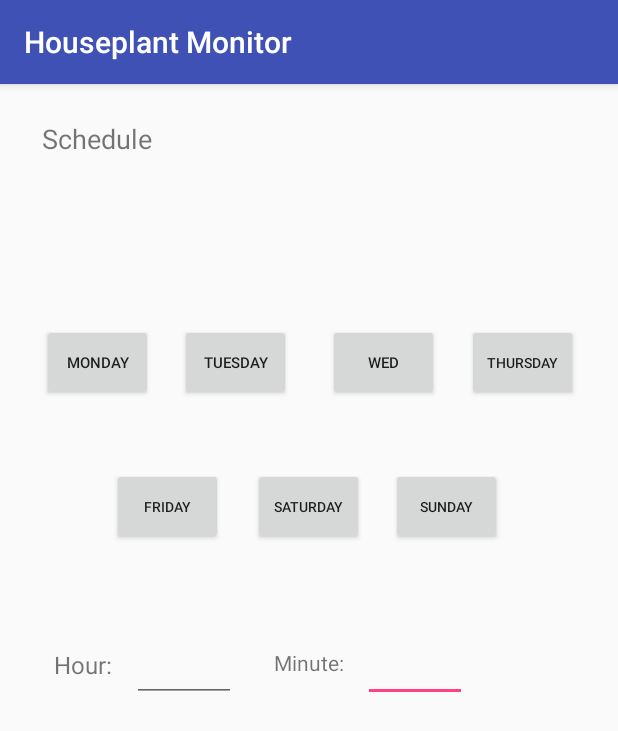
After one commit to jpera010/Houseplant-Monitor-System, an Android app: the settingsActivity screen opened directly, with no data from a screen before it, on a phone screen of 412 x 824 dp. The commit adds this screen. Shown: the top 731 px of the screen. Run offline under Robolectric (Android 15) with nearby library versions, the phone set to English and light mode, and no system bars; our stand-ins replace Firebase (no records; nobody signed in at launch, a user with empty details on screens opened directly).

Commit message:
added scheduling + support for scheduling on arduino

```diff
--- a/app/src/main/AndroidManifest.xml
+++ b/app/src/main/AndroidManifest.xml
@@ -9,7 +9,8 @@
         android:roundIcon="@mipmap/ic_launcher_round"
         android:supportsRtl="true"
         android:theme="@style/AppTheme">
-        <activity android:name=".PlantDataActivity"></activity>
+        <activity android:name=".settingsActivity"></activity>
+        <activity android:name=".PlantDataActivity" />
         <activity android:name=".MainActivity">
             <intent-filter>
                 <action android:name="android.intent.action.MAIN" />
--- a/app/src/main/java/com/jaynew/houseplantmonitor/PlantDataActivity.java
+++ b/app/src/main/java/com/jaynew/houseplantmonitor/PlantDataActivity.java
@@ -1,6 +1,8 @@
 package com.jaynew.houseplantmonitor;
 
+import android.app.Activity;
 import android.content.Context;
+import android.content.Intent;
 import android.graphics.Bitmap;
 import android.graphics.BitmapFactory;
 import android.support.annotation.NonNull;
@@ -41,6 +43,8 @@ public class PlantDataActivity extends AppCompatActivity {
     private TextView moistureViewA;
     private ImageView plantImageView;
 
+    private Button settingsButton;
+    private Button waterButton;
     private Switch lightSwitch;
 
     DatabaseReference reff;
@@ -57,8 +61,9 @@ public class PlantDataActivity extends AppCompatActivity {
         moistureViewA = (TextView)findViewById(R.id.moistureViewA);
         plantImageView = (ImageView)findViewById(R.id.plantImageView);
 
+        waterButton = (Button)findViewById(R.id.waterButton);
         lightSwitch = (Switch)findViewById(R.id.lightSwitch);
-
+        settingsButton = (Button)findViewById(R.id.settingsButton);
 
         userChoice = getIntent().getStringExtra("userChoice");       //get user's choice from main activity
 
@@ -71,6 +76,14 @@ public class PlantDataActivity extends AppCompatActivity {
         GlideApp.with(this /* context */)
                 .load(plantImageReff)
                 .into(plantImageView);
+
+        settingsButton.setOnClickListener(new View.OnClickListener() {
+            @Override
+            public void onClick(View view) {
+                Intent startIntent = new Intent(getApplicationContext(), settingsActivity.class);
+                startActivity(startIntent);
+            }
+        });
 
         reff.addValueEventListener(new ValueEventListener() {
             @Override
@@ -103,6 +116,14 @@ public class PlantDataActivity extends AppCompatActivity {
                         }
                     }
                 });
+
+                waterButton.setOnClickListener(new View.OnClickListener() {
+                    @Override
+                    public void onClick(View view) {
+                        reff.child("tools").child("water_pump").setValue(1);
+                        Toast.makeText(getBaseContext(), "Watering plant...", Toast.LENGTH_SHORT).show();
+                    }
+                });
             }
 
             @Override
--- /dev/null
+++ b/app/src/main/java/com/jaynew/houseplantmonitor/settingsActivity.java
@@ -0,0 +1,102 @@
+package com.jaynew.houseplantmonitor;
+
+import android.support.v7.app.AppCompatActivity;
+import android.os.Bundle;
+import android.view.View;
+import android.widget.Button;
+import android.widget.EditText;
+
+import com.google.firebase.database.DatabaseReference;
+import com.google.firebase.database.FirebaseDatabase;
+
+public class settingsActivity extends AppCompatActivity {
+
+    private Button mondayButton, tuesdayButton, wednesdayButton, thursdayButton, fridayButton, saturdayButton, sundayButton;
+    private DatabaseReference reff;
+    private EditText hourInput, minuteInput;
+
+    @Override
+    protected void onCreate(Bundle savedInstanceState) {
+        super.onCreate(savedInstanceState);
+        setContentView(R.layout.activity_settings);
+
+        mondayButton = (Button)findViewById(R.id.mondayButton);
+        tuesdayButton = (Button)findViewById(R.id.tuesdayButton);
+        wednesdayButton = (Button)findViewById(R.id.wednesdayButton);
+        thursdayButton = (Button)findViewById(R.id.thursdayButton);
+        fridayButton = (Button)findViewById(R.id.fridayButton);
+        saturdayButton = (Button)findViewById(R.id.saturdayButton);
+        sundayButton = (Button)findViewById(R.id.sundayButton);
+
+        hourInput = (EditText)findViewById(R.id.hourInput);
+        minuteInput = (EditText)findViewById(R.id.minuteInput);
+
+        reff = FirebaseDatabase.getInstance().getReference().child("schedule");
+
+        ///// sunday = 0, monday = 1...
+        mondayButton.setOnClickListener(new View.OnClickListener() {
+            @Override
+            public void onClick(View view) {
+                reff.child("day").setValue(1);
+                reff.child("hour").setValue(Integer.parseInt(hourInput.getText().toString()));
+                reff.child("minute").setValue(Integer.parseInt(minuteInput.getText().toString()));
+            }
+        });
+
+        tuesdayButton.setOnClickListener(new View.OnClickListener() {
+            @Override
+            public void onClick(View view) {
+                reff.child("day").setValue(2);
+                reff.child("hour").setValue(Integer.parseInt(hourInput.getText().toString()));
+                reff.child("minute").setValue(Integer.parseInt(minuteInput.getText().toString()));
+            }
+        });
+
+        wednesdayButton.setOnClickListener(new View.OnClickListener() {
+            @Override
+            public void onClick(View view) {
+                reff.child("day").setValue(3);
+                reff.child("hour").setValue(Integer.parseInt(hourInput.getText().toString()));
+                reff.child("minute").setValue(Integer.parseInt(minuteInput.getText().toString()));
+            }
+        });
+
+        thursdayButton.setOnClickListener(new View.OnClickListener() {
+            @Override
+            public void onClick(View view) {
+                reff.child("day").setValue(4);
+                reff.child("hour").setValue(Integer.parseInt(hourInput.getText().toString()));
+                reff.child("minute").setValue(Integer.parseInt(minuteInput.getText().toString()));
+            }
+        });
+
+        fridayButton.setOnClickListener(new View.OnClickListener() {
+            @Override
+            public void onClick(View view) {
+                reff.child("day").setValue(5);
+                reff.child("hour").setValue(Integer.parseInt(hourInput.getText().toString()));
+                reff.child("minute").setValue(Integer.parseInt(minuteInput.getText().toString()));
+            }
+        });
+
+        saturdayButton.setOnClickListener(new View.OnClickListener() {
+            @Override
+            public void onClick(View view) {
+                reff.child("day").setValue(6);
+                reff.child("hour").setValue(Integer.parseInt(hourInput.getText().toString()));
+                reff.child("minute").setValue(Integer.parseInt(minuteInput.getText().toString()));
+            }
+        });
+
+        sundayButton.setOnClickListener(new View.OnClickListener() {
+            @Override
+            public void onClick(View view) {
+                reff.child("day").setValue(0);
+                reff.child("hour").setValue(Integer.parseInt(hourInput.getText().toString()));
+                reff.child("minute").setValue(Integer.parseInt(minuteInput.getText().toString()));
+            }
+        });
+
+
+    }
+}
--- a/app/src/main/res/layout/activity_plant_one.xml
+++ b/app/src/main/res/layout/activity_plant_one.xml
@@ -93,4 +93,31 @@
         app:layout_constraintStart_toEndOf="@+id/textView2"
         app:layout_constraintTop_toTopOf="parent" />
 
+    <Button
+        android:id="@+id/waterButton"
+        android:layout_width="50dp"
+        android:layout_height="42dp"
+        android:layout_marginStart="8dp"
+        android:layout_marginTop="32dp"
+        android:layout_marginEnd="8dp"
+        android:text="Water"
+        android:textSize="6sp"
+        app:layout_constraintEnd_toEndOf="parent"
+        app:layout_constraintHorizontal_bias="0.465"
+        app:layout_constraintStart_toEndOf="@+id/textView2"
+        app:layout_constraintTop_toBottomOf="@+id/lightSwitch" />
+
+    <Button
+        android:id="@+id/settingsButton"
+        android:layout_width="wrap_content"
+        android:layout_height="wrap_content"
+        android:layout_marginStart="8dp"
+        android:layout_marginTop="36dp"
+        android:layout_marginEnd="8dp"
+        android:text="Settings"
+        app:layout_constraintEnd_toStartOf="@+id/plantTextA"
+        app:layout_constraintHorizontal_bias="0.245"
+        app:layout_constraintStart_toStartOf="parent"
+        app:layout_constraintTop_toTopOf="parent" />
+
 </android.support.constraint.ConstraintLayout>
--- /dev/null
+++ b/app/src/main/res/layout/activity_settings.xml
@@ -0,0 +1,175 @@
+<?xml version="1.0" encoding="utf-8"?>
+<android.support.constraint.ConstraintLayout xmlns:android="http://schemas.android.com/apk/res/android"
+    xmlns:app="http://schemas.android.com/apk/res-auto"
+    xmlns:tools="http://schemas.android.com/tools"
+    android:layout_width="match_parent"
+    android:layout_height="match_parent"
+    tools:context=".settingsActivity">
+
+    <Button
+        android:id="@+id/fridayButton"
+        android:layout_width="74dp"
+        android:layout_height="51dp"
+        android:layout_marginStart="8dp"
+        android:layout_marginTop="256dp"
+        android:layout_marginEnd="8dp"
+        android:text="Friday"
+        android:textSize="9sp"
+        app:layout_constraintEnd_toEndOf="parent"
+        app:layout_constraintHorizontal_bias="0.208"
+        app:layout_constraintStart_toStartOf="parent"
+        app:layout_constraintTop_toTopOf="parent" />
+
+    <Button
+        android:id="@+id/tuesdayButton"
+        android:layout_width="74dp"
+        android:layout_height="51dp"
+        android:layout_marginStart="8dp"
+        android:layout_marginTop="160dp"
+        android:layout_marginEnd="8dp"
+        android:text="Tuesday"
+        android:textSize="10sp"
+        app:layout_constraintEnd_toEndOf="parent"
+        app:layout_constraintHorizontal_bias="0.348"
+        app:layout_constraintStart_toStartOf="parent"
+        app:layout_constraintTop_toTopOf="parent" />
+
+    <TextView
+        android:id="@+id/scheduleText"
+        android:layout_width="102dp"
+        android:layout_height="37dp"
+        android:layout_marginStart="8dp"
+        android:layout_marginTop="24dp"
+        android:layout_marginEnd="152dp"
+        android:text="Schedule"
+        android:textSize="18sp"
+        app:layout_constraintEnd_toEndOf="parent"
+        app:layout_constraintHorizontal_bias="0.134"
+        app:layout_constraintStart_toStartOf="parent"
+        app:layout_constraintTop_toTopOf="parent" />
+
+    <Button
+        android:id="@+id/mondayButton"
+        android:layout_width="74dp"
+        android:layout_height="51dp"
+        android:layout_marginStart="8dp"
+        android:layout_marginTop="160dp"
+        android:layout_marginEnd="8dp"
+        android:text="Monday"
+        android:textSize="10sp"
+        app:layout_constraintEnd_toEndOf="parent"
+        app:layout_constraintHorizontal_bias="0.062"
+        app:layout_constraintStart_toStartOf="parent"
+        app:layout_constraintTop_toTopOf="parent" />
+
+    <Button
+        android:id="@+id/saturdayButton"
+        android:layout_width="74dp"
+        android:layout_height="51dp"
+        android:layout_marginStart="8dp"
+        android:layout_marginTop="256dp"
+        android:layout_marginEnd="8dp"
+        android:text="Saturday"
+        android:textSize="9sp"
+        app:layout_constraintEnd_toEndOf="parent"
+        app:layout_constraintHorizontal_bias="0.498"
+        app:layout_constraintStart_toStartOf="parent"
+        app:layout_constraintTop_toTopOf="parent" />
+
+    <Button
+        android:id="@+id/sundayButton"
+        android:layout_width="74dp"
+        android:layout_height="51dp"
+        android:layout_marginStart="8dp"
+        android:layout_marginTop="256dp"
+        android:layout_marginEnd="8dp"
+        android:text="Sunday"
+        android:textSize="9sp"
+        app:layout_constraintEnd_toEndOf="parent"
+        app:layout_constraintHorizontal_bias="0.785"
+        app:layout_constraintStart_toStartOf="parent"
+        app:layout_constraintTop_toTopOf="parent" />
+
+    <Button
+        android:id="@+id/thursdayButton"
+        android:layout_width="74dp"
+        android:layout_height="51dp"
+        android:layout_marginStart="8dp"
+        android:layout_marginTop="160dp"
+        android:layout_marginEnd="8dp"
+        android:text="Thursday"
+        android:textSize="9sp"
+        app:layout_constraintEnd_toEndOf="parent"
+        app:layout_constraintHorizontal_bias="0.943"
+        app:layout_constraintStart_toStartOf="parent"
+        app:layout_constraintTop_toTopOf="parent" />
+
+    <Button
+        android:id="@+id/wednesdayButton"
+        android:layout_width="74dp"
+        android:layout_height="51dp"
+        android:layout_marginStart="8dp"
+        android:layout_marginTop="160dp"
+        android:layout_marginEnd="8dp"
+        android:text="Wed"
+        android:textSize="10sp"
+        app:layout_constraintEnd_toEndOf="parent"
+        app:layout_constraintHorizontal_bias="0.654"
+        app:layout_constraintStart_toStartOf="parent"
+        app:layout_constraintTop_toTopOf="parent" />
+
+    <TextView
+        android:id="@+id/timeView"
+        android:layout_width="wrap_content"
+        android:layout_height="wrap_content"
+        android:layout_marginStart="8dp"
+        android:layout_marginTop="376dp"
+        android:layout_marginEnd="8dp"
+        android:text="Hour:"
+        android:textSize="16sp"
+        app:layout_constraintEnd_toEndOf="parent"
+        app:layout_constraintHorizontal_bias="0.078"
+        app:layout_constraintStart_toStartOf="parent"
+        app:layout_constraintTop_toTopOf="parent" />
+
+    <EditText
+        android:id="@+id/minuteInput"
+        android:layout_width="69dp"
+        android:layout_height="48dp"
+        android:layout_marginStart="8dp"
+        android:layout_marginTop="364dp"
+        android:layout_marginEnd="8dp"
+        android:ems="10"
+        android:inputType="number"
+        app:layout_constraintEnd_toEndOf="parent"
+        app:layout_constraintHorizontal_bias="0.717"
+        app:layout_constraintStart_toStartOf="parent"
+        app:layout_constraintTop_toTopOf="parent" />
+
+    <EditText
+        android:id="@+id/hourInput"
+        android:layout_width="69dp"
+        android:layout_height="48dp"
+        android:layout_marginStart="8dp"
+        android:layout_marginTop="364dp"
+        android:layout_marginEnd="8dp"
+        android:ems="10"
+        android:inputType="number"
+        app:layout_constraintEnd_toEndOf="parent"
+        app:layout_constraintHorizontal_bias="0.245"
+        app:layout_constraintStart_toStartOf="parent"
+        app:layout_constraintTop_toTopOf="parent" />
+
+    <TextView
+        android:id="@+id/textView5"
+        android:layout_width="wrap_content"
+        android:layout_height="wrap_content"
+        android:layout_marginStart="8dp"
+        android:layout_marginTop="376dp"
+        android:layout_marginEnd="8dp"
+        android:text="Minute:"
+        app:layout_constraintEnd_toEndOf="parent"
+        app:layout_constraintStart_toStartOf="parent"
+        app:layout_constraintTop_toTopOf="parent" />
+
+</android.support.constraint.ConstraintLayout>
```
